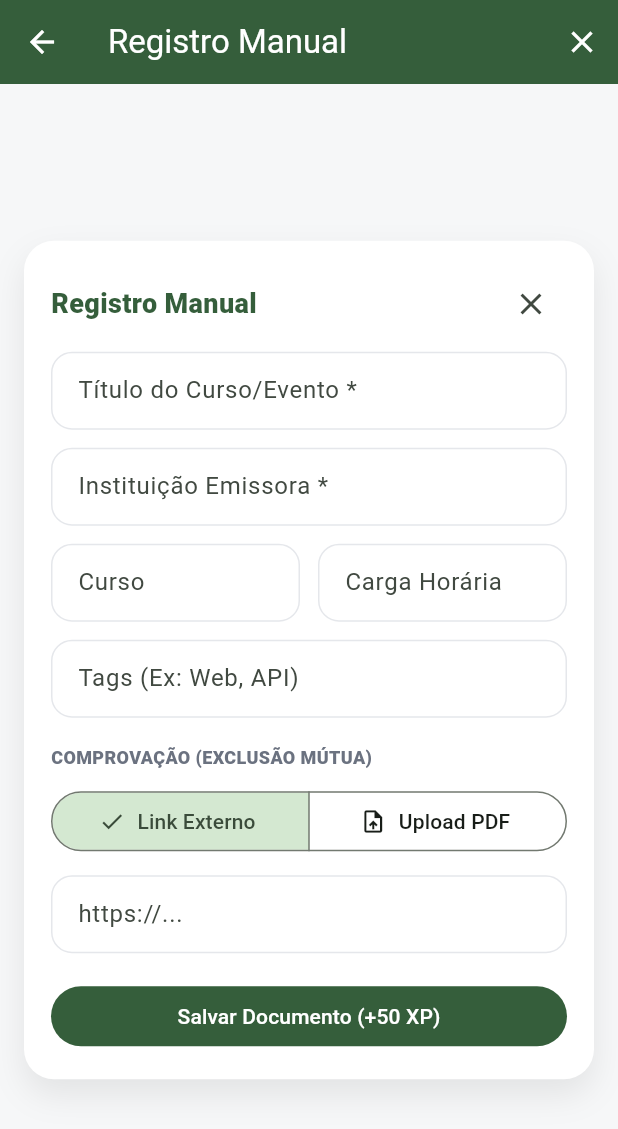
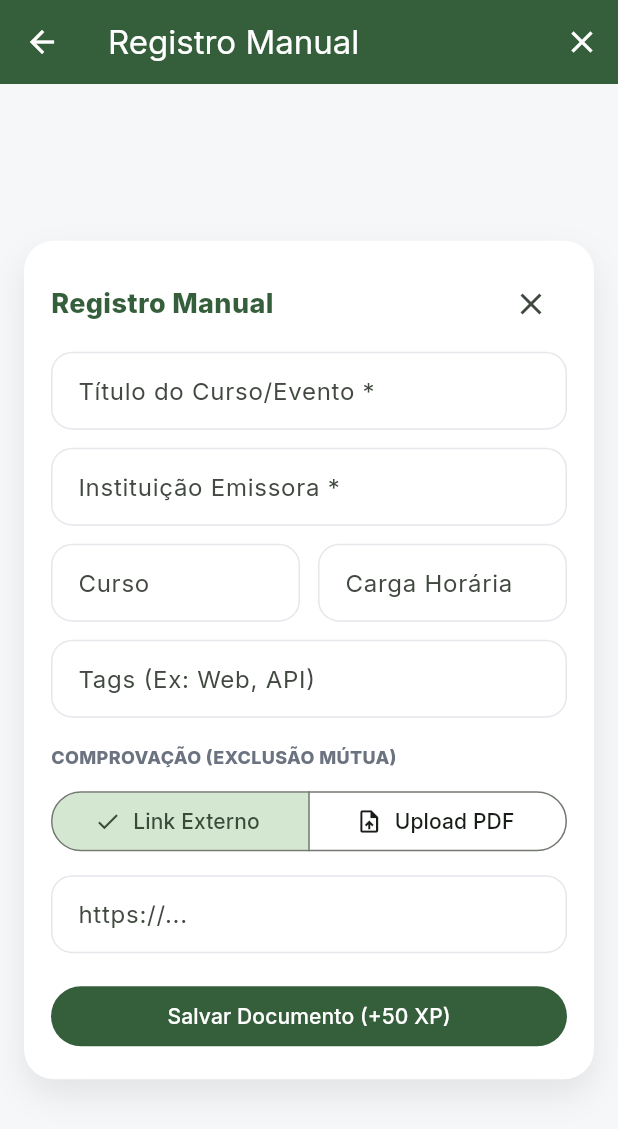
Before and after one commit to JGustavoCN/ifdex, a Flutter app: the screen it shows after launch, after a tap on the "add" icon, on a phone screen of 412 x 824 dp. Shown: the top 1129 px of the screen. Run offline on Flutter 3.47's test engine with Material 3 defaults, Android fonts, the phone set to English and light mode, and no system bars; our stand-ins replace firebase_core, google_fonts; accounts and stored records are empty.

Commit message:
refactor: initialize design system with theme, typography components, and documentation rules.

```diff
--- a/lib/theme/app_theme.dart
+++ b/lib/theme/app_theme.dart
@@ -1,46 +1,109 @@
 import 'package:flutter/material.dart';
+import 'package:google_fonts/google_fonts.dart';
 
 class AppColors {
-  static const greenDark = Color(0xFF355E3B);
-  static const greenMid = Color(0xFF4D7A51);
-  static const greenLight = Color(0xFFEAF3EA);
+  // Primary
+  static const primary = Color(0xFF355E3B);
+  static const primaryDark = Color(0xFF2A4A2F);
+  static const primaryLight = Color(0xFF4C7A57);
+  static const primarySoft = Color(0xFFE6F0EA);
 
-  static const blue = Color(0xFF2F66F3);
+  // Secondary
+  static const secondary = Color(0xFF3B5CCC);
+  static const secondaryDark = Color(0xFF2F4FB2);
+  static const secondaryLight = Color(0xFF6F8AE6);
+  static const secondarySoft = Color(0xFFE8EDFF);
+
+  // Neutrals
   static const background = Color(0xFFF6F7F8);
-  static const card = Colors.white;
+  static const surface = Color(0xFFFFFFFF);
+  static const surfaceAlt = Color(0xFFFAFAFA);
+  static const border = Color(0xFFE5E7EB);
+  static const divider = Color(0xFFEEF0F2);
+
+  // Text
   static const textPrimary = Color(0xFF1F2937);
   static const textSecondary = Color(0xFF6B7280);
-  static const amber = Color(0xFFF6B52E);
+  static const textMuted = Color(0xFF9CA3AF);
+  static const textDisabled = Color(0xFFD1D5DB);
+  static const textOnPrimary = Color(0xFFFFFFFF);
+  static const textOnDark = Color(0xFFFFFFFF);
+
+  // Feedback
+  static const success = Color(0xFF16A34A);
+  static const successSoft = Color(0xFFDCFCE7);
+  static const error = Color(0xFFDC2626);
+  static const errorSoft = Color(0xFFFEE2E2);
+  static const warning = Color(0xFFF59E0B);
+  static const warningSoft = Color(0xFFFEF3C7);
+  static const info = Color(0xFF2563EB);
+  static const infoSoft = Color(0xFFDBEAFE);
 }
 
 class AppTheme {
   static ThemeData light() {
+    final textTheme = GoogleFonts.interTextTheme();
+
     return ThemeData(
       useMaterial3: true,
       scaffoldBackgroundColor: AppColors.background,
+      textTheme: textTheme,
 
       colorScheme: ColorScheme.fromSeed(
-        seedColor: AppColors.greenDark,
-        primary: AppColors.greenDark,
-        secondary: AppColors.blue,
+        seedColor: AppColors.primary,
+        primary: AppColors.primary,
+        secondary: AppColors.secondary,
+        error: AppColors.error,
+        surface: AppColors.surface,
       ),
 
       appBarTheme: const AppBarTheme(
-        backgroundColor: AppColors.greenDark,
-        foregroundColor: Colors.white,
+        backgroundColor: AppColors.primary,
+        foregroundColor: AppColors.textOnPrimary,
         centerTitle: false,
         elevation: 0,
       ),
 
       cardTheme: CardThemeData(
-        color: AppColors.card,
+        color: AppColors.surface,
         elevation: 0,
         shape: RoundedRectangleBorder(borderRadius: BorderRadius.circular(18)),
       ),
 
+      elevatedButtonTheme: ElevatedButtonThemeData(
+        style: ButtonStyle(
+          backgroundColor: WidgetStateProperty.resolveWith((states) {
+            if (states.contains(WidgetState.disabled)) {
+              return const Color(0xFFA7B0A9);
+            }
+            if (states.contains(WidgetState.pressed)) {
+              return AppColors.primaryDark;
+            }
+            if (states.contains(WidgetState.hovered) ||
+                states.contains(WidgetState.focused)) {
+              return AppColors.primaryLight;
+            }
+            return AppColors.primary;
+          }),
+          foregroundColor: WidgetStateProperty.resolveWith((states) {
+            if (states.contains(WidgetState.disabled)) {
+              return AppColors.textDisabled;
+            }
+            return AppColors.textOnPrimary;
+          }),
+          elevation: const WidgetStatePropertyAll(0),
+          shape: WidgetStatePropertyAll(
+            RoundedRectangleBorder(borderRadius: BorderRadius.circular(14)),
+          ),
+          padding: const WidgetStatePropertyAll(
+            EdgeInsets.symmetric(horizontal: 24, vertical: 14),
+          ),
+        ),
+      ),
+
       inputDecorationTheme: InputDecorationTheme(
         filled: true,
-        fillColor: Colors.white,
+        fillColor: AppColors.surface,
         contentPadding: const EdgeInsets.symmetric(
           horizontal: 14,
           vertical: 14,
@@ -48,17 +111,32 @@ class AppTheme {
 
         border: OutlineInputBorder(
           borderRadius: BorderRadius.circular(14),
-          borderSide: const BorderSide(color: Color(0xFFE5E7EB)),
+          borderSide: const BorderSide(color: AppColors.border),
         ),
 
         enabledBorder: OutlineInputBorder(
           borderRadius: BorderRadius.circular(14),
-          borderSide: const BorderSide(color: Color(0xFFE5E7EB)),
+          borderSide: const BorderSide(color: AppColors.border),
         ),
 
         focusedBorder: OutlineInputBorder(
           borderRadius: BorderRadius.circular(14),
-          borderSide: const BorderSide(color: AppColors.greenDark, width: 1.5),
+          borderSide: const BorderSide(color: AppColors.primary, width: 1.5),
+        ),
+
+        errorBorder: OutlineInputBorder(
+          borderRadius: BorderRadius.circular(14),
+          borderSide: const BorderSide(color: AppColors.error),
+        ),
+
+        focusedErrorBorder: OutlineInputBorder(
+          borderRadius: BorderRadius.circular(14),
+          borderSide: const BorderSide(color: AppColors.error, width: 1.5),
+        ),
+
+        disabledBorder: OutlineInputBorder(
+          borderRadius: BorderRadius.circular(14),
+          borderSide: const BorderSide(color: AppColors.textDisabled),
         ),
       ),
     );
--- a/lib/widgets/app_text.dart
+++ b/lib/widgets/app_text.dart
@@ -1,30 +1,88 @@
 import 'package:flutter/material.dart';
+import 'package:google_fonts/google_fonts.dart';
+import '../theme/app_theme.dart';
 
 class AppText extends StatelessWidget {
   final String text;
   final double fontSize;
   final FontWeight fontWeight;
-  final Color color;
+  final Color? color;
   final TextAlign textAlign;
+  final double? letterSpacing;
 
   const AppText(
     this.text, {
     super.key,
-    this.fontSize = 16,
-    this.fontWeight = FontWeight.normal,
-    this.color = Colors.black87,
+    this.fontSize = 14,
+    this.fontWeight = FontWeight.w400,
+    this.color,
     this.textAlign = TextAlign.start,
+    this.letterSpacing,
   });
+
+  /// Títulos e Cabeçalhos (Inter, 20px, SemiBold)
+  factory AppText.headline(
+    String text, {
+    Key? key,
+    Color? color,
+    TextAlign textAlign = TextAlign.start,
+  }) {
+    return AppText(
+      text,
+      key: key,
+      fontSize: 20,
+      fontWeight: FontWeight.w600,
+      color: color ?? AppColors.textPrimary,
+      textAlign: textAlign,
+    );
+  }
+
+  /// Corpo de texto genérico (Inter, 14px, Regular)
+  factory AppText.body(
+    String text, {
+    Key? key,
+    Color? color,
+    TextAlign textAlign = TextAlign.start,
+  }) {
+    return AppText(
+      text,
+      key: key,
+      fontSize: 14,
+      fontWeight: FontWeight.w400,
+      color: color ?? AppColors.textPrimary,
+      textAlign: textAlign,
+    );
+  }
+
+  /// Metadados, tags e labels (Inter, 12px, Medium, letterSpacing opcional)
+  factory AppText.label(
+    String text, {
+    Key? key,
+    Color? color,
+    TextAlign textAlign = TextAlign.start,
+    double? letterSpacing,
+  }) {
+    return AppText(
+      text,
+      key: key,
+      fontSize: 12,
+      fontWeight: FontWeight.w500,
+      color: color ?? AppColors.textSecondary,
+      textAlign: textAlign,
+      letterSpacing: letterSpacing,
+    );
+  }
 
   @override
   Widget build(BuildContext context) {
     return Text(
       text,
       textAlign: textAlign,
-      style: TextStyle(
+      style: GoogleFonts.inter(
         fontSize: fontSize,
         fontWeight: fontWeight,
-        color: color,
+        color: color ?? AppColors.textPrimary,
+        letterSpacing: letterSpacing,
       ),
     );
   }
--- a/pubspec.yaml
+++ b/pubspec.yaml
@@ -36,6 +36,7 @@ dependencies:
   cupertino_icons: ^1.0.8
   firebase_core: ^4.7.0
   uuid: ^4.5.3
+  google_fonts: ^8.1.0
 
 dev_dependencies:
   flutter_test:
```
Also changed, not shown: pubspec.lock, 3 other files.
